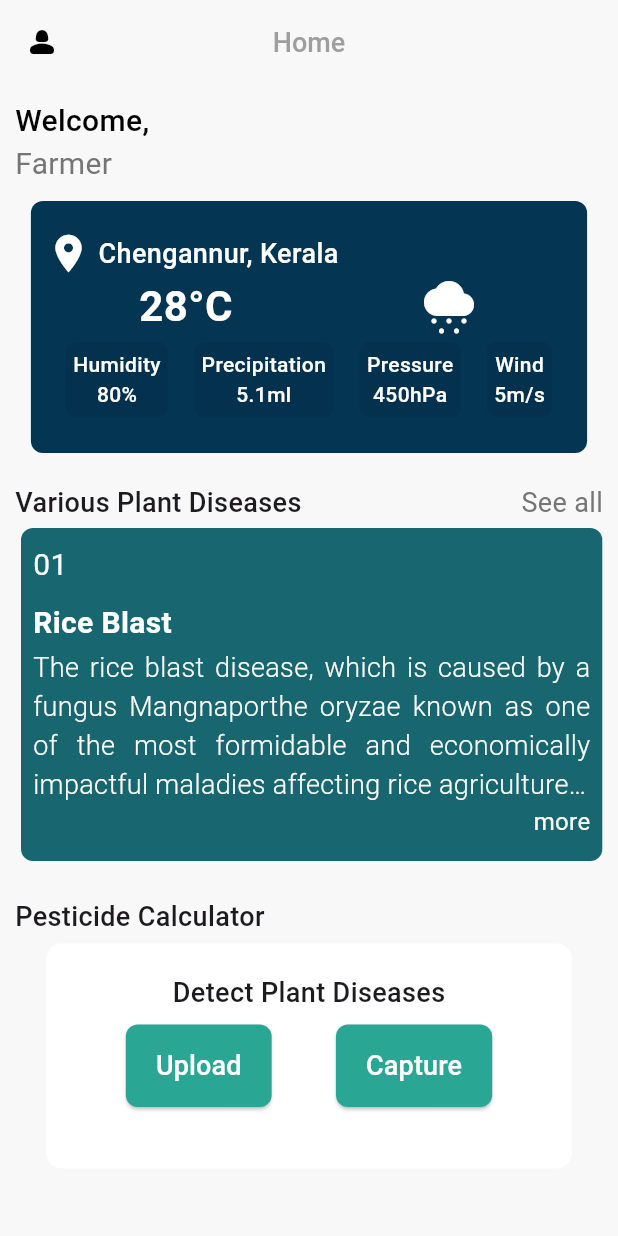
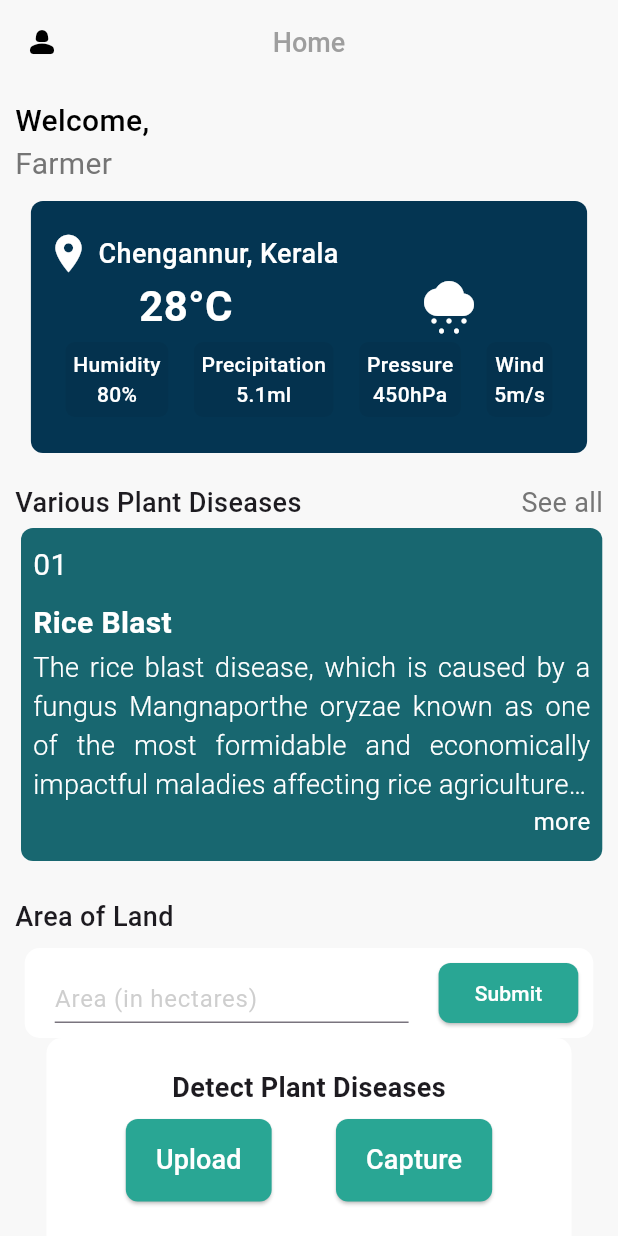
Before and after one commit to joelbiju/cropGuard, a Flutter app: the MyHome screen opened directly, on a phone screen of 412 x 824 dp. Run offline on Flutter 3.47's test engine with Material 3 defaults, Android fonts, the phone set to English and light mode, and no system bars; missing offline and left inert: sign_button.

Commit message:
homepage edited3

```diff
--- a/lib/main.dart
+++ b/lib/main.dart
@@ -19,7 +19,7 @@ class MyApp extends StatelessWidget {
   Widget build(BuildContext context) {
     return MaterialApp(
       debugShowCheckedModeBanner: false,
-      home: MyHome(),
+      home: Signin(),
       );
   }
 
--- a/lib/pages/home_page.dart
+++ b/lib/pages/home_page.dart
@@ -6,10 +6,20 @@ import 'package:crop_guard/util/climate_card.dart';
 import 'package:crop_guard/util/home_card.dart';
 import 'package:flutter/material.dart';
 
-class MyHome extends StatelessWidget {
+class MyHome extends StatefulWidget {
+  final String? firstName;
 
-  final String? firstName;
   const MyHome({super.key, this.firstName});
+
+  @override
+  State<MyHome> createState() => _MyHomeState();
+}
+
+class _MyHomeState extends State<MyHome> {
+
+  final TextEditingController _timeController = TextEditingController();
+  bool _showError=false;
+  bool _isButtonEnabled = false;
 
   @override
   Widget build(BuildContext context) {
@@ -35,6 +45,7 @@ class MyHome extends StatelessWidget {
       backgroundColor: Color.fromRGBO(248, 248, 248, 1),
 
       body: SafeArea(
+        child: SingleChildScrollView(
           child: Column(
             mainAxisAlignment: MainAxisAlignment.start,
             crossAxisAlignment: CrossAxisAlignment.start,
@@ -59,7 +70,7 @@ class MyHome extends StatelessWidget {
 
                 Row(
                   children: [
-                  Text(firstName ?? 'Farmer', style: TextStyle(
+                    Text(widget.firstName ?? 'Farmer', style: TextStyle(
                     color: Colors.grey[600],
                     fontWeight:FontWeight.w400,
                     fontSize: 20)
@@ -206,14 +217,76 @@ class MyHome extends StatelessWidget {
 
                 Row(
                   children: [
-                  Text('Pesticide Calculator',
+                    Text('Area of Land',
                         style: TextStyle(
                           fontWeight: FontWeight.w500,
                           fontSize: 18
                         ),),
                   ],
                 ),
-              SizedBox(height: 5,),
+                SizedBox(height: 8,),
+
+                //land area option
+                Container(
+                  width: MediaQuery.of(context).size.width*0.92,
+                  decoration: BoxDecoration(
+                    color: Colors.white,
+                    borderRadius: BorderRadius.circular(10),
+                  ),
+                  child: Row(
+                    children: [
+                      Expanded(
+                                    child: Padding(
+                                      padding: EdgeInsets.symmetric(horizontal: 20, vertical: 10),
+                                      child: SizedBox(
+                                        height: 40,
+                                        child: TextField(
+                                          controller: _timeController,
+                                          keyboardType: TextInputType.number,
+                                          onChanged: (value){
+                                            bool isNumeric = double.tryParse(value) != null;
+                                            setState(() {
+                                              _isButtonEnabled = isNumeric;
+                                            });
+                                          },
+                                          decoration: InputDecoration(
+                                            hintText: 'Area (in hectares)',
+                                            hintStyle: TextStyle(color: Colors.grey.withOpacity(0.5)),
+                                            errorText: _showError ? 'This field is necessary' : null,
+                                          ),
+                                        ),
+                                      ),
+                                  ),
+                                ),
+
+                                //submit button
+                                ElevatedButton(
+                                  onPressed: () {
+                                    if (!_isButtonEnabled) {
+                                    setState(() {
+                                    _showError = true;
+                                    });
+                                    } else {
+                                    // Handle submit logic here
+                                    print('button pressed');
+                                    setState(() {
+                                    _showError = false;
+                                    });
+                                  }
+                                },
+                                  style: ButtonStyle(
+                                    backgroundColor: MaterialStateProperty.all(Color.fromRGBO(41, 166, 148, 1)),
+                                    shape: MaterialStateProperty.all(RoundedRectangleBorder(
+                                      borderRadius: BorderRadius.circular(8),
+                                    )),
+                                    foregroundColor: MaterialStateProperty.all(Colors.white),
+                                  ),
+                                  child: Text('Submit'),
+                                  ),
+                                  SizedBox(width: 10,),
+                    ],
+                  ),
+                ),
 
 
 
@@ -231,7 +304,7 @@ class MyHome extends StatelessWidget {
                   child: Column(
                     children: [
                       Text('Detect Plant Diseases', style: TextStyle(
-                      fontWeight: FontWeight.w500,
+                        fontWeight: FontWeight.w600,
                         fontSize: 18
                       ),),
 
@@ -261,6 +334,7 @@ class MyHome extends StatelessWidget {
             ],
           ),
         ),
+        ),
     );
   }
 }
```
Lines whose indentation alone changed are shown as unchanged.
